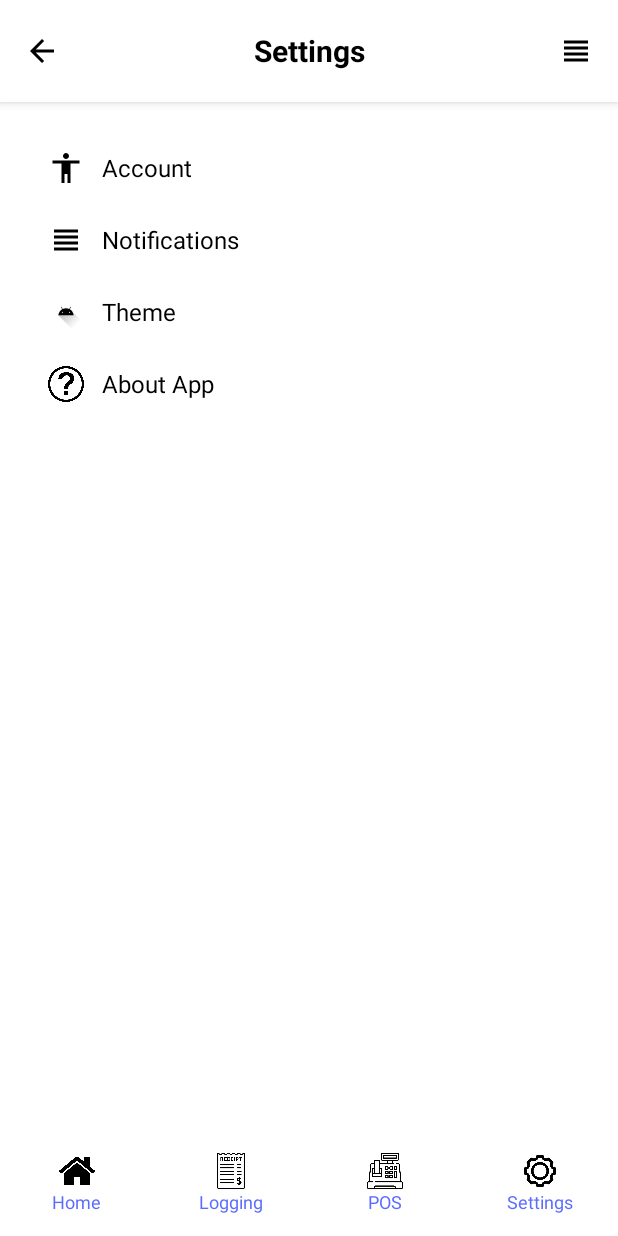
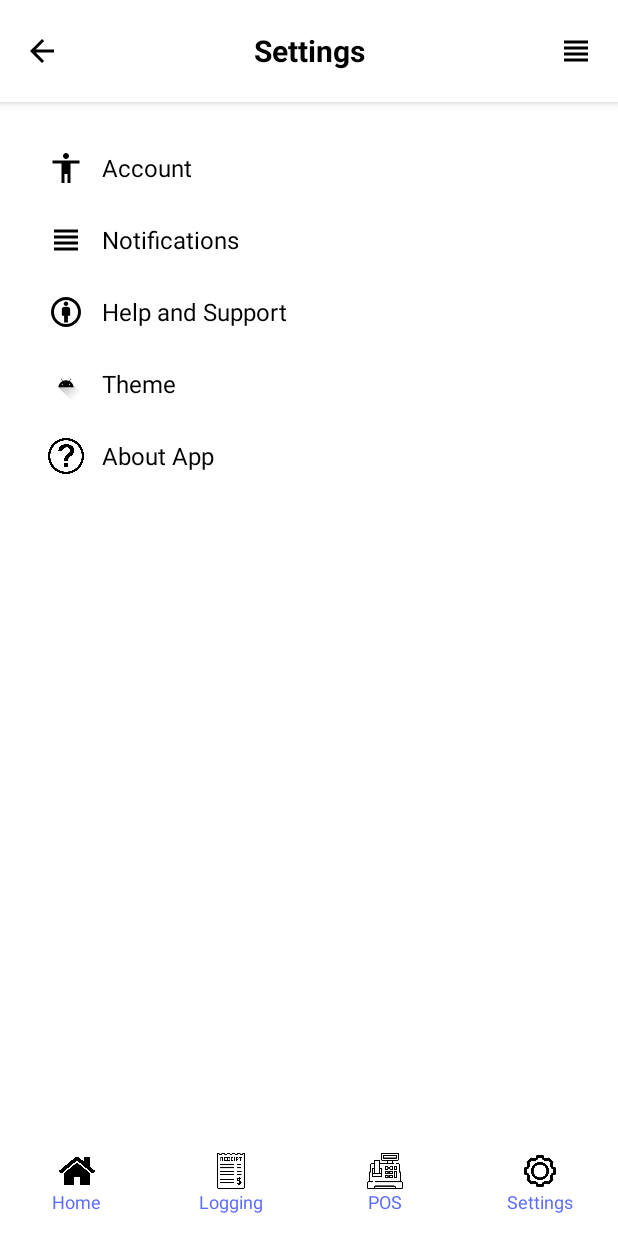
Before and after one commit to Cyg-ni/sarisarimaximus, an Android app built with Jetpack Compose: the layout activity_settings.xml on its own in the app's theme, with its tools: preview values and no code run, on a phone screen of 412 x 824 dp. Run offline under Robolectric (Android 15) with nearby library versions, the phone set to English and light mode, and no system bars.

```diff
--- /dev/null
+++ b/app/src/main/res/drawable/outline_attribution_24.xml
@@ -0,0 +1,5 @@
+<vector xmlns:android="http://schemas.android.com/apk/res/android" android:height="24dp" android:tint="#000000" android:viewportHeight="960" android:viewportWidth="960" android:width="24dp">
+
+    <path android:fillColor="@android:color/white" android:pathData="M430,760L530,760L530,580L590,580L590,396Q590,369 561.5,354.5Q533,340 480,340Q427,340 398.5,354.5Q370,369 370,396L370,580L430,580L430,760ZM480,880Q398,880 325,848.5Q252,817 197.5,762.5Q143,708 111.5,635Q80,562 80,480Q80,397 111.5,324.5Q143,252 197.5,197.5Q252,143 325,111.5Q398,80 480,80Q563,80 635.5,111.5Q708,143 762.5,197.5Q817,252 848.5,324.5Q880,397 880,480Q880,562 848.5,635Q817,708 762.5,762.5Q708,817 635.5,848.5Q563,880 480,880ZM480,800Q613,800 706.5,706.5Q800,613 800,480Q800,347 706.5,253.5Q613,160 480,160Q347,160 253.5,253.5Q160,347 160,480Q160,613 253.5,706.5Q347,800 480,800ZM480,320Q506,320 523,303Q540,286 540,260Q540,234 523,217Q506,200 480,200Q454,200 437,217Q420,234 420,260Q420,286 437,303Q454,320 480,320ZM480,480Q480,480 480,480Q480,480 480,480Q480,480 480,480Q480,480 480,480Q480,480 480,480Q480,480 480,480Q480,480 480,480Q480,480 480,480Z"/>
+
+</vector>
--- a/app/src/main/res/layout/activity_settings.xml
+++ b/app/src/main/res/layout/activity_settings.xml
@@ -6,7 +6,7 @@
     android:layout_width="match_parent"
     android:layout_height="match_parent"
     android:background="@color/blue"
-    tools:context=".MainActivity">
+    tools:context=".SettingsActivity">
 
     <!-- 🔹 Top Bar -->
     <LinearLayout
@@ -65,14 +65,15 @@
 
             <!-- Account -->
             <LinearLayout
+                android:id="@+id/llAccount"
                 android:layout_width="match_parent"
                 android:layout_height="wrap_content"
-                android:orientation="horizontal"
-                android:gravity="center_vertical"
-                android:padding="12dp"
                 android:background="?attr/selectableItemBackground"
                 android:clickable="true"
-                android:focusable="true">
+                android:focusable="true"
+                android:gravity="center_vertical"
+                android:orientation="horizontal"
+                android:padding="12dp">
 
                 <ImageView
                     android:layout_width="24dp"
@@ -85,12 +86,12 @@
                     android:layout_height="wrap_content"
                     android:layout_marginStart="12dp"
                     android:text="Account"
-                    android:textSize="16sp"
-                    android:textColor="@color/black" />
+                    android:textColor="@color/black"
+                    android:textSize="16sp" />
             </LinearLayout>
 
-            <!-- Notifications -->
             <LinearLayout
+                android:id="@+id/llNotifications"
                 android:layout_width="match_parent"
                 android:layout_height="wrap_content"
                 android:orientation="horizontal"
@@ -115,8 +116,36 @@
                     android:textColor="@color/black" />
             </LinearLayout>
 
+            <!-- Help & Support -->
+            <LinearLayout
+                android:id="@+id/llHelpSupport"
+                android:layout_width="match_parent"
+                android:layout_height="wrap_content"
+                android:orientation="horizontal"
+                android:gravity="center_vertical"
+                android:padding="12dp"
+                android:background="?attr/selectableItemBackground"
+                android:clickable="true"
+                android:focusable="true">
+
+                <ImageView
+                    android:layout_width="24dp"
+                    android:layout_height="24dp"
+                    android:src="@drawable/outline_attribution_24"
+                    app:tint="@color/black" />
+
+                <TextView
+                    android:layout_width="wrap_content"
+                    android:layout_height="wrap_content"
+                    android:layout_marginStart="12dp"
+                    android:text="Help and Support"
+                    android:textSize="16sp"
+                    android:textColor="@color/black" />
+            </LinearLayout>
+
             <!-- Theme -->
             <LinearLayout
+                android:id="@+id/llTheme"
                 android:layout_width="match_parent"
                 android:layout_height="wrap_content"
                 android:orientation="horizontal"
@@ -143,6 +172,7 @@
 
             <!-- About -->
             <LinearLayout
+                android:id="@+id/llAbout"
                 android:layout_width="match_parent"
                 android:layout_height="wrap_content"
                 android:orientation="horizontal"
@@ -184,6 +214,9 @@
             android:id="@+id/navHome"
             android:layout_width="0dp"
             android:layout_height="match_parent"
+            android:background="?attr/selectableItemBackground"
+            android:clickable="true"
+            android:focusable="true"
             android:layout_weight="1"
             android:orientation="vertical"
             android:gravity="center">
@@ -204,6 +237,9 @@
             android:id="@+id/navLogging"
             android:layout_width="0dp"
             android:layout_height="match_parent"
+            android:background="?attr/selectableItemBackground"
+            android:clickable="true"
+            android:focusable="true"
             android:layout_weight="1"
             android:orientation="vertical"
             android:gravity="center">
@@ -224,6 +260,9 @@
             android:id="@+id/navPOS"
             android:layout_width="0dp"
             android:layout_height="match_parent"
+            android:background="?attr/selectableItemBackground"
+            android:clickable="true"
+            android:focusable="true"
             android:layout_weight="1"
             android:orientation="vertical"
             android:gravity="center">
@@ -244,6 +283,9 @@
             android:id="@+id/navSettings"
             android:layout_width="0dp"
             android:layout_height="match_parent"
+            android:background="?attr/selectableItemBackground"
+            android:clickable="true"
+            android:focusable="true"
             android:layout_weight="1"
             android:orientation="vertical"
             android:gravity="center">
```
Also changed, not shown: app/src/main/AndroidManifest.xml (+18 -0 lines), app/src/main/java/com/example/sarisarisales/LoginActivity.kt (+9 -1 lines), app/src/main/java/com/example/sarisarisales/SettingsActivity.kt (added, +39 -0 lines), 1 other file.
